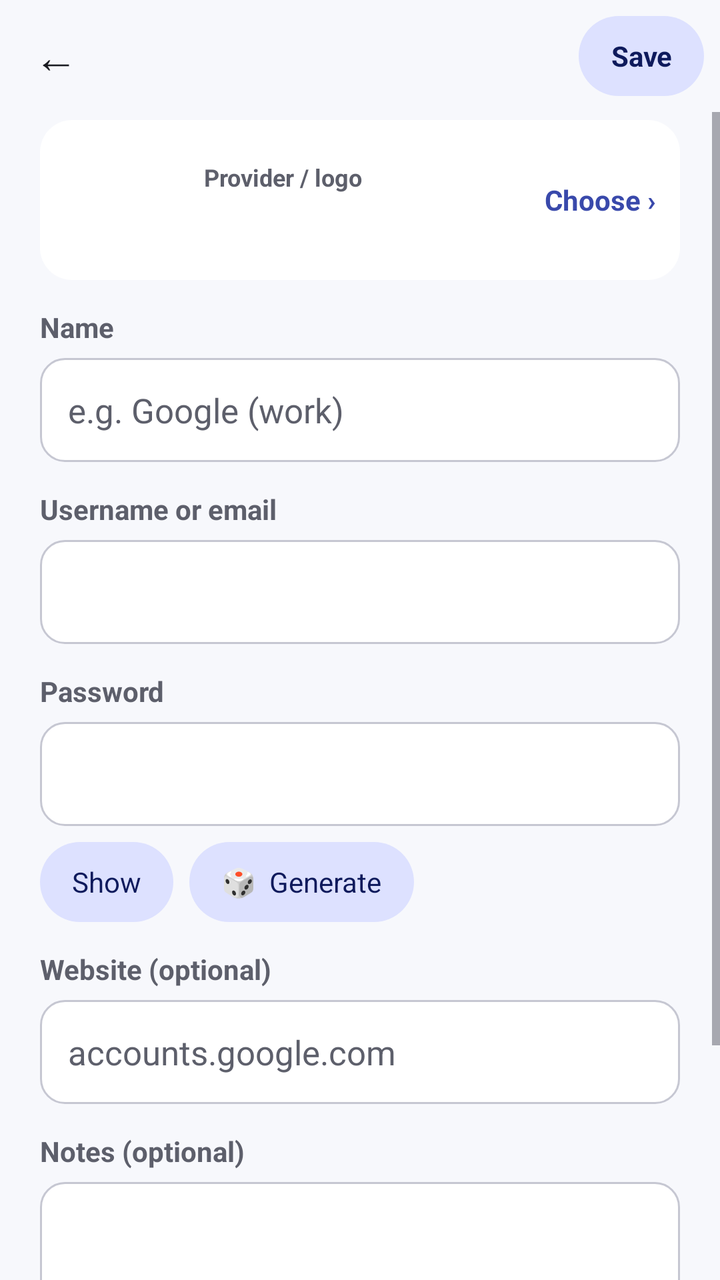
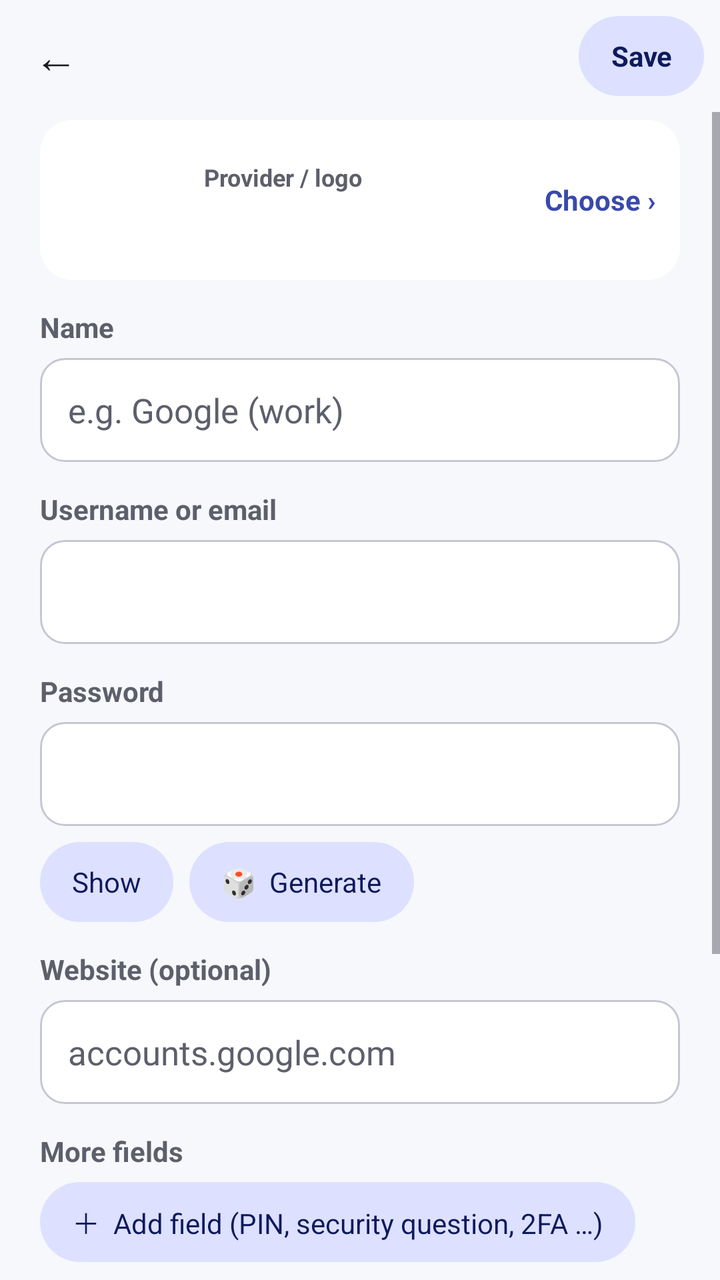

Before-and-after screenshots of an Android layout around one commit, followed by the original layout XML and the change that was made.
<!-- AndroidManifest.xml: application theme AppTheme -->
<!-- res/layout/activity_edit.xml -->
<?xml version="1.0" encoding="utf-8"?>
<LinearLayout xmlns:android="http://schemas.android.com/apk/res/android"
    android:layout_width="match_parent" android:layout_height="match_parent"
    android:orientation="vertical" android:background="@color/bg" android:fitsSystemWindows="true">
    <LinearLayout android:layout_width="match_parent" android:layout_height="56dp"
        android:orientation="horizontal" android:gravity="center_vertical" android:paddingStart="4dp" android:paddingEnd="8dp">
        <TextView android:id="@+id/back" style="@style/IconButton" android:text="←" android:contentDescription="Back" />
        <TextView android:id="@+id/heading" android:layout_width="0dp" android:layout_height="wrap_content" android:layout_weight="1"
            android:layout_marginStart="4dp" android:textSize="20sp" android:textStyle="bold" android:textColor="@color/text" />
        <TextView android:id="@+id/save" style="@style/TonalButton" android:text="Save" android:textStyle="bold" />
    </LinearLayout>
    <ScrollView android:layout_width="match_parent" android:layout_height="0dp" android:layout_weight="1">
        <LinearLayout android:layout_width="match_parent" android:layout_height="wrap_content"
            android:orientation="vertical" android:paddingStart="20dp" android:paddingEnd="20dp" android:paddingBottom="32dp">

            <LinearLayout android:id="@+id/logoRow" android:layout_width="match_parent" android:layout_height="wrap_content"
                android:orientation="horizontal" android:gravity="center_vertical" android:background="@drawable/card"
                android:padding="12dp" android:layout_marginTop="4dp">
                <ImageView android:id="@+id/logo" android:layout_width="56dp" android:layout_height="56dp" android:importantForAccessibility="no" />
                <LinearLayout android:layout_width="0dp" android:layout_height="wrap_content" android:layout_weight="1"
                    android:layout_marginStart="14dp" android:orientation="vertical">
                    <TextView android:layout_width="wrap_content" android:layout_height="wrap_content" android:text="Provider / logo"
                        android:textSize="12sp" android:textStyle="bold" android:textColor="@color/text2" />
                    <TextView android:id="@+id/providerName" android:layout_width="match_parent" android:layout_height="wrap_content"
                        android:textSize="17sp" android:textColor="@color/text" />
                </LinearLayout>
                <TextView android:layout_width="wrap_content" android:layout_height="wrap_content" android:text="Choose ›"
                    android:textSize="14sp" android:textStyle="bold" android:textColor="@color/primary" />
            </LinearLayout>

            <TextView style="@style/Label" android:text="Name" />
            <EditText android:id="@+id/title" style="@style/Field" android:hint="e.g. Google (work)" android:inputType="textCapWords"
                android:importantForAutofill="no" />
            <TextView style="@style/Label" android:text="Username or email" />
            <EditText android:id="@+id/username" style="@style/Field" android:inputType="textEmailAddress"
                android:importantForAutofill="no" />
            <TextView style="@style/Label" android:text="Password" />
            <EditText android:id="@+id/password" style="@style/Field" android:inputType="textPassword" android:fontFamily="monospace"
                android:importantForAutofill="no" />
            <LinearLayout android:layout_width="match_parent" android:layout_height="wrap_content" android:orientation="horizontal"
                android:layout_marginTop="8dp">
                <TextView android:id="@+id/showPw" style="@style/TonalButton" android:text="Show" />
                <TextView android:id="@+id/generate" style="@style/TonalButton" android:layout_marginStart="8dp" android:text="🎲  Generate" />
            </LinearLayout>
            <TextView style="@style/Label" android:text="Website (optional)" />
            <EditText android:id="@+id/url" style="@style/Field" android:inputType="textUri" android:hint="accounts.google.com"
                android:importantForAutofill="no" />
            <TextView style="@style/Label" android:text="Notes (optional)" />
            <EditText android:id="@+id/notes" style="@style/Field" android:layout_height="wrap_content" android:minHeight="96dp"
                android:singleLine="false" android:gravity="top" android:paddingTop="12dp" android:paddingBottom="12dp"
                android:inputType="textMultiLine|textCapSentences" android:importantForAutofill="no" />

            <TextView android:id="@+id/delete" style="@style/TextButton" android:layout_marginTop="24dp"
                android:text="Delete this login" android:textColor="@color/error" />
        </LinearLayout>
    </ScrollView>
</LinearLayout>
<!-- resources referenced by this layout -->
<resources>
  <color name="bg">#FFF7F8FC</color>
  <color name="error">#FFBA1A1A</color>
  <color name="primary">#FF3949AB</color>
  <color name="text">#FF1A1B21</color>
  <color name="text2">#FF5D5F6B</color>
  <!-- drawable card (drawable) -->
  <?xml version="1.0" encoding="utf-8"?>
  <ripple xmlns:android="http://schemas.android.com/apk/res/android" android:color="#14000000">
      <item><shape><solid android:color="@color/card" /><corners android:radius="16dp" /></shape></item>
  </ripple>
  <style name="Field">
          <item name="android:layout_width">match_parent</item>
          <item name="android:layout_height">52dp</item>
          <item name="android:background">@drawable/field</item>
          <item name="android:paddingStart">14dp</item>
          <item name="android:paddingEnd">14dp</item>
          <item name="android:textSize">17sp</item>
          <item name="android:textColor">@color/text</item>
          <item name="android:textColorHint">@color/text2</item>
          <item name="android:singleLine">true</item>
      </style>
  <style name="IconButton">
          <item name="android:layout_width">48dp</item>
          <item name="android:layout_height">48dp</item>
          <item name="android:gravity">center</item>
          <item name="android:textSize">22sp</item>
          <item name="android:textColor">@color/text</item>
          <item name="android:background">?android:attr/selectableItemBackgroundBorderless</item>
      </style>
  <style name="Label">
          <item name="android:layout_width">wrap_content</item>
          <item name="android:layout_height">wrap_content</item>
          <item name="android:layout_marginTop">14dp</item>
          <item name="android:layout_marginBottom">6dp</item>
          <item name="android:textSize">14sp</item>
          <item name="android:textStyle">bold</item>
          <item name="android:textColor">@color/text2</item>
      </style>
  <style name="TextButton">
          <item name="android:layout_width">wrap_content</item>
          <item name="android:layout_height">44dp</item>
          <item name="android:gravity">center</item>
          <item name="android:paddingStart">14dp</item>
          <item name="android:paddingEnd">14dp</item>
          <item name="android:background">?android:attr/selectableItemBackground</item>
          <item name="android:textSize">15sp</item>
          <item name="android:textStyle">bold</item>
          <item name="android:textColor">@color/primary</item>
      </style>
  <style name="TonalButton">
          <item name="android:layout_width">wrap_content</item>
          <item name="android:layout_height">40dp</item>
          <item name="android:gravity">center</item>
          <item name="android:paddingStart">16dp</item>
          <item name="android:paddingEnd">16dp</item>
          <item name="android:background">@drawable/btn_tonal</item>
          <item name="android:textSize">14sp</item>
          <item name="android:textColor">@color/on_primary_container</item>
      </style>
  <color name="card">#FFFFFFFF</color>
  <!-- drawable field (drawable) -->
  <?xml version="1.0" encoding="utf-8"?>
  <selector xmlns:android="http://schemas.android.com/apk/res/android">
      <item android:state_focused="true">
          <shape><solid android:color="@color/card" /><stroke android:width="2dp" android:color="@color/primary" /><corners android:radius="12dp" /></shape>
      </item>
      <item><shape><solid android:color="@color/card" /><stroke android:width="1dp" android:color="@color/outline" /><corners android:radius="12dp" /></shape></item>
  </selector>
  <!-- drawable btn_tonal (drawable) -->
  <?xml version="1.0" encoding="utf-8"?>
  <ripple xmlns:android="http://schemas.android.com/apk/res/android" android:color="#22000000">
      <item><shape><solid android:color="@color/primary_container" /><corners android:radius="20dp" /></shape></item>
  </ripple>
  <color name="on_primary_container">#FF0E1A5C</color>
  <color name="outline">#FFC6C7D2</color>
  <color name="primary_container">#FFDDE1FF</color>
  <!-- unchanged entries left out for length: 1 -->
</resources>

<!-- the commit's change to res/layout/activity_edit.xml (unified diff, before → after) -->
@@ -45,6 +45,10 @@
             <TextView style="@style/Label" android:text="Website (optional)" />
             <EditText android:id="@+id/url" style="@style/Field" android:inputType="textUri" android:hint="accounts.google.com"
                 android:importantForAutofill="no" />
+            <TextView style="@style/Label" android:text="More fields" />
+            <LinearLayout android:id="@+id/fieldsBox" android:layout_width="match_parent" android:layout_height="wrap_content"
+                android:orientation="vertical" />
+            <TextView android:id="@+id/addField" style="@style/TonalButton" android:text="＋  Add field (PIN, security question, 2FA …)" />
             <TextView style="@style/Label" android:text="Notes (optional)" />
             <EditText android:id="@+id/notes" style="@style/Field" android:layout_height="wrap_content" android:minHeight="96dp"
                 android:singleLine="false" android:gravity="top" android:paddingTop="12dp" android:paddingBottom="12dp"
